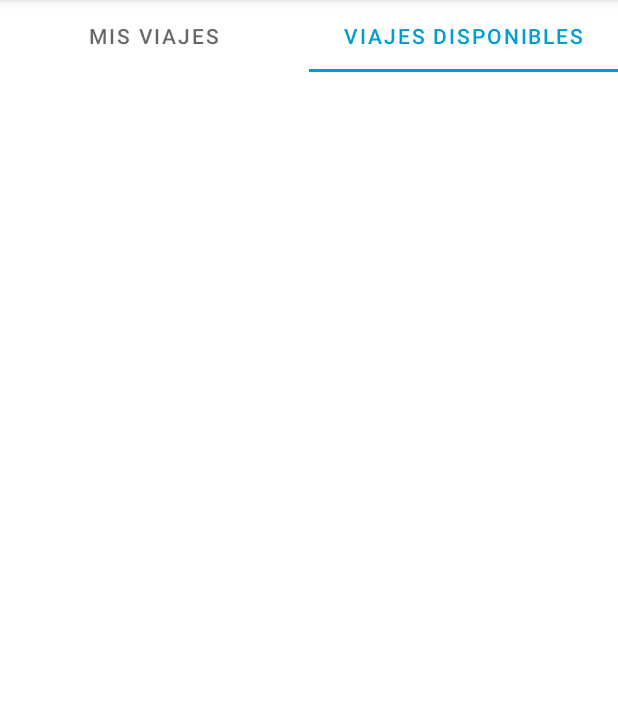
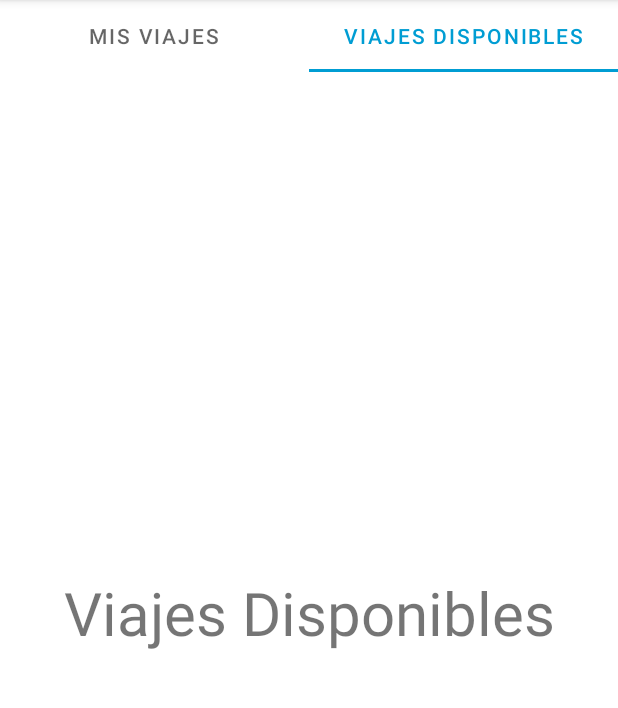
Before and after one commit to onwindapp/onwindapp, an Android app: the screen it shows after launch (MainActivity), tab 2 chosen, on a phone screen of 412 x 824 dp, the part 84-792 px from its top. Run offline under Robolectric (Android 15) with nearby library versions, the phone set to English and light mode, and no system bars.

Commit message:
feat: Finished tabs menu

```diff
--- a/app/src/main/AndroidManifest.xml
+++ b/app/src/main/AndroidManifest.xml
@@ -6,7 +6,7 @@
         android:allowBackup="true"
         android:icon="@mipmap/ic_launcher_ow_test2"
         android:label="@string/app_name"
-        android:roundIcon="@mipmap/ic_launcher_round"
+        android:roundIcon="@mipmap/ic_launcher_ow_test2_round"
         android:supportsRtl="true"
         android:theme="@style/Theme.Onwindapp">
         <activity
--- a/app/src/main/java/com/onwindapp/cuatrovientos/activities/MainActivity.java
+++ b/app/src/main/java/com/onwindapp/cuatrovientos/activities/MainActivity.java
@@ -1,18 +1,59 @@
 package com.onwindapp.cuatrovientos.activities;
 
 import androidx.appcompat.app.AppCompatActivity;
+import androidx.fragment.app.FragmentManager;
+import androidx.viewpager2.widget.ViewPager2;
 
 import android.os.Bundle;
 
+import com.google.android.material.tabs.TabLayout;
 import com.onwindapp.cuatrovientos.R;
+import com.onwindapp.cuatrovientos.adapters.FragmentAdapter;
 
 public class MainActivity extends AppCompatActivity {
-
+    TabLayout tablayout;
+    ViewPager2 pager;
+    FragmentAdapter adapter;
     @Override
     protected void onCreate(Bundle savedInstanceState) {
         super.onCreate(savedInstanceState);
         setContentView(R.layout.activity_main);
 
+        tablayout = findViewById(R.id.tab_layout);
+        pager = findViewById(R.id.view_pager);
+
+        FragmentManager fm = getSupportFragmentManager();
+        adapter = new FragmentAdapter(fm, getLifecycle());
+        pager.setAdapter(adapter);
+
+        tablayout.addTab(tablayout.newTab().setText("Mis viajes"));
+        tablayout.addTab(tablayout.newTab().setText("Viajes disponibles"));
+
+        tablayout.addOnTabSelectedListener(new TabLayout.OnTabSelectedListener() {
+            @Override
+            public void onTabSelected(TabLayout.Tab tab) {
+                pager.setCurrentItem(tab.getPosition());
+            }
+
+            @Override
+            public void onTabUnselected(TabLayout.Tab tab) {
+
+            }
+
+            @Override
+            public void onTabReselected(TabLayout.Tab tab) {
+
+            }
+        });
+
+        pager.registerOnPageChangeCallback(new ViewPager2.OnPageChangeCallback() {
+            @Override
+            public void onPageSelected(int position){
+                tablayout.selectTab(tablayout.getTabAt(position));
+            }
+        });
+
+
 
     }
 }
--- /dev/null
+++ b/app/src/main/java/com/onwindapp/cuatrovientos/adapters/FragmentAdapter.java
@@ -0,0 +1,33 @@
+package com.onwindapp.cuatrovientos.adapters;
+
+import androidx.annotation.NonNull;
+import androidx.fragment.app.Fragment;
+import androidx.fragment.app.FragmentManager;
+import androidx.lifecycle.Lifecycle;
+import androidx.viewpager2.adapter.FragmentStateAdapter;
+
+import com.onwindapp.cuatrovientos.fragments.TripsAvailableFragment;
+import com.onwindapp.cuatrovientos.fragments.UserTripsFragment;
+
+public class FragmentAdapter extends FragmentStateAdapter {
+    public FragmentAdapter(@NonNull FragmentManager fragmentManager, @NonNull Lifecycle lifecycle) {
+        super(fragmentManager, lifecycle);
+    }
+
+    @NonNull
+    @Override
+    public Fragment createFragment(int position) {
+        switch (position){
+            case 0:
+                return new TripsAvailableFragment();
+            case 1:
+                return new UserTripsFragment();
+        }
+        return new TripsAvailableFragment();
+    }
+
+    @Override
+    public int getItemCount() {
+        return 2;
+    }
+}
--- a/app/src/main/res/layout/activity_main.xml
+++ b/app/src/main/res/layout/activity_main.xml
@@ -1,5 +1,5 @@
 <?xml version="1.0" encoding="utf-8"?>
-<androidx.constraintlayout.widget.ConstraintLayout xmlns:android="http://schemas.android.com/apk/res/android"
+<RelativeLayout xmlns:android="http://schemas.android.com/apk/res/android"
     xmlns:app="http://schemas.android.com/apk/res-auto"
     xmlns:tools="http://schemas.android.com/tools"
     android:layout_width="match_parent"
@@ -7,22 +7,14 @@
     tools:context=".activities.MainActivity">
 
     <com.google.android.material.tabs.TabLayout
-        android:layout_width="0dp"
-        android:layout_height="wrap_content"
-        app:layout_constraintEnd_toEndOf="parent"
-        app:layout_constraintHorizontal_bias="0.0"
-        app:layout_constraintStart_toStartOf="parent"
-        app:layout_constraintTop_toTopOf="parent">
+        android:id="@+id/tab_layout"
+        android:layout_width="match_parent"
+        android:layout_height="wrap_content" />
 
-        <com.google.android.material.tabs.TabItem
-            android:layout_width="wrap_content"
-            android:layout_height="wrap_content"
-            android:text="Mis viajes" />
+    <androidx.viewpager2.widget.ViewPager2
+        android:id="@+id/view_pager"
+        android:layout_width="match_parent"
+        android:layout_height="match_parent"
+        android:layout_below="@id/tab_layout" />
 
-        <com.google.android.material.tabs.TabItem
-            android:layout_width="wrap_content"
-            android:layout_height="wrap_content"
-            android:text="Viajes disponibles" />
-    </com.google.android.material.tabs.TabLayout>
-
-</androidx.constraintlayout.widget.ConstraintLayout>
+</RelativeLayout>
```
